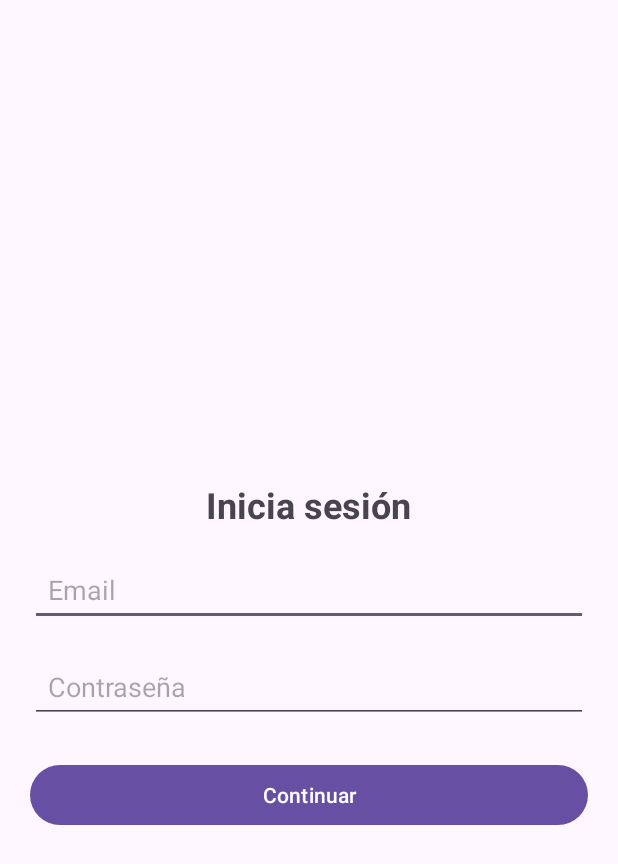
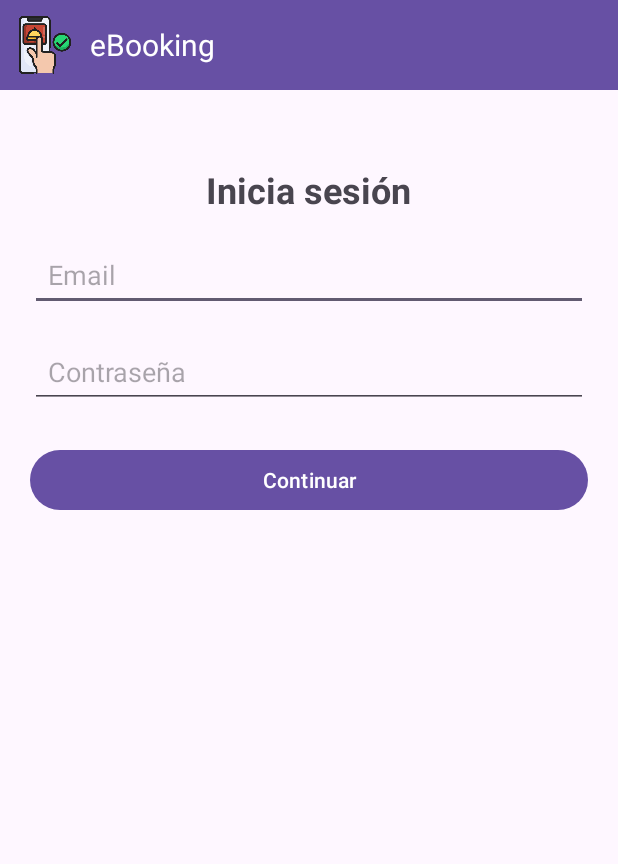
Before and after one commit to camilariverodv/parcial-2-am-acn4av-rivero, an Android app: the LoginActivity screen opened directly, with no data from a screen before it, on a phone screen of 412 x 824 dp. Shown: the top 864 px of the screen. Run offline under Robolectric (Android 15) with nearby library versions, the phone set to English and light mode, and no system bars.

Commit message:
feat: add navbar to all screens

```diff
--- a/app/src/main/res/layout/activity_login.xml
+++ b/app/src/main/res/layout/activity_login.xml
@@ -2,10 +2,21 @@
 <LinearLayout xmlns:android="http://schemas.android.com/apk/res/android"
     android:layout_width="match_parent"
     android:layout_height="match_parent"
-    android:gravity="center"
-    android:orientation="vertical"
+    android:gravity="center_horizontal"
+    android:orientation="vertical">
+
+    <include
+        android:id="@+id/navbar"
+        android:layout_width="match_parent"
+        android:layout_height="wrap_content"
+        layout="@layout/navbar" />
+
+    <LinearLayout
+        android:layout_width="match_parent"
+        android:layout_height="match_parent"
+        android:gravity="center_horizontal"
         android:paddingHorizontal="20dp"
-    android:paddingVertical="50dp">
+        android:orientation="vertical">
 
         <TextView
             android:id="@+id/loginTextView"
@@ -39,7 +50,8 @@
             android:id="@+id/loginSubmitButton"
             android:layout_width="match_parent"
             android:layout_height="wrap_content"
+            android:layout_marginTop="24dp"
             android:baselineAligned="false"
-        android:layout_marginTop="24dp"
             android:text="Continuar" />
     </LinearLayout>
+</LinearLayout>
--- a/app/src/main/res/layout/booking_card.xml
+++ b/app/src/main/res/layout/booking_card.xml
@@ -15,10 +15,10 @@
 
         <TextView
             android:id="@+id/bookingDetailsTextView"
-            android:layout_width="wrap_content"
+            android:layout_width="match_parent"
             android:layout_height="wrap_content"
             android:text="Reserva a nombre de: Cliente\nFecha: Fecha\nHora: Hora\nCantidad de comensales: Cantidad"
-            android:textSize="16sp"
-            android:textColor="#000000"/>
+            android:textColor="#000000"
+            android:textSize="16sp" />
     </LinearLayout>
 </androidx.cardview.widget.CardView>
--- /dev/null
+++ b/app/src/main/res/layout/navbar.xml
@@ -0,0 +1,24 @@
+<?xml version="1.0" encoding="utf-8"?>
+<LinearLayout xmlns:android="http://schemas.android.com/apk/res/android"
+    android:layout_width="match_parent"
+    android:layout_height="wrap_content"
+    android:orientation="horizontal"
+    android:background="?android:attr/colorPrimary"
+    android:padding="10dp"
+    android:gravity="center_vertical">
+
+    <ImageView
+        android:id="@+id/navLogo"
+        android:layout_width="40dp"
+        android:layout_height="40dp"
+        android:src="@drawable/logo" />
+
+    <TextView
+        android:id="@+id/navTitle"
+        android:layout_width="wrap_content"
+        android:layout_height="wrap_content"
+        android:text="eBooking"
+        android:textColor="#FFFFFF"
+        android:textSize="20sp"
+        android:layout_marginStart="10dp" />
+</LinearLayout>
```
Also changed, not shown: app/src/main/res/layout/activity_booking.xml (+18 -8 lines), app/src/main/res/layout/activity_contact.xml (+15 -3 lines). Lines whose indentation alone changed are shown as unchanged.
